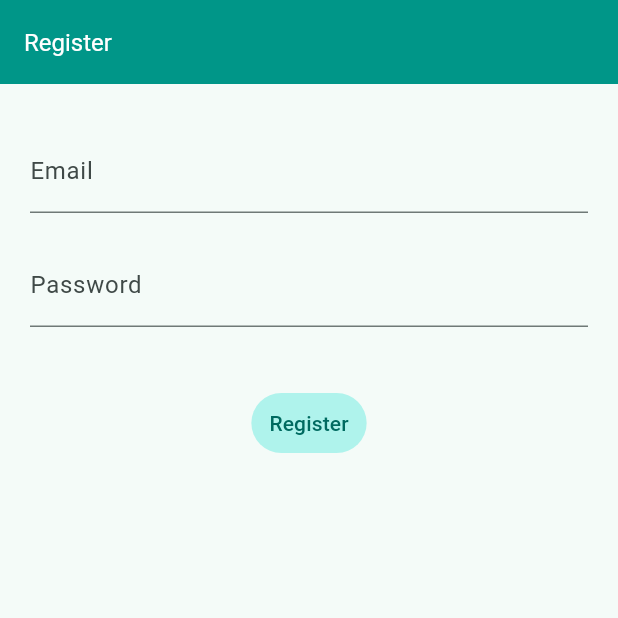
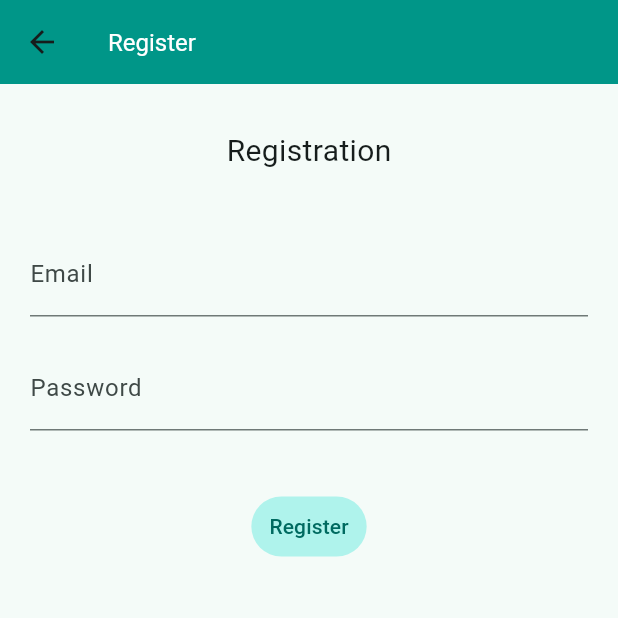
Before and after one commit to marellz/mynotes, a Flutter app: the RegisterView screen opened directly, after a tap on "Register", on a phone screen of 412 x 824 dp, the top half of it. Run offline on Flutter 3.47's test engine with Material 3 defaults, Android fonts, the phone set to English and light mode, and no system bars; our stand-ins replace firebase_auth, firebase_core; accounts and stored records are empty; network calls fail.

Commit message:
login & registerr views

```diff
--- a/lib/main.dart
+++ b/lib/main.dart
@@ -1,9 +1,6 @@
 // ignore_for_file: avoid_print
-
-import 'package:firebase_core/firebase_core.dart';
 import 'package:flutter/material.dart';
-import 'package:firebase_auth/firebase_auth.dart';
-import 'firebase_options.dart';
+import 'package:mynotes/views/login_view.dart';
 
 void main() {
   WidgetsFlutterBinding.ensureInitialized();
@@ -13,120 +10,6 @@ void main() {
       colorScheme: ColorScheme.fromSeed(seedColor: Colors.teal),
       useMaterial3: true,
     ),
-    home: const RegisterView(),
+    home: const LoginView(),
   ));
 }
-
-class RegisterView extends StatefulWidget {
-  const RegisterView({super.key});
-
-  @override
-  State<RegisterView> createState() => _RegisterViewState();
-}
-
-
-class _RegisterViewState extends State<RegisterView> {
-  late final TextEditingController _email;
-  late final TextEditingController _password;
-
-  @override
-  void initState() {
-    _email = TextEditingController();
-    _password = TextEditingController();
-
-    super.initState();
-  }
-
-  @override
-  void dispose() {
-    _email.dispose();
-    _password.dispose();
-
-    super.dispose();
-  }
-
-  @override
-  Widget build(BuildContext context) {
-    return Scaffold(
-      appBar: AppBar(
-          backgroundColor: Colors.teal,
-          title: const Text('Register',
-              style: TextStyle(color: Colors.white, fontSize: 16))),
-      body: FutureBuilder(
-        future: Firebase.initializeApp(
-            options: DefaultFirebaseOptions.currentPlatform),
-        builder: (context, snapshot) {
-          switch(snapshot.connectionState) {
-            case ConnectionState.done:
-              return Container(
-                margin: const EdgeInsets.only(top: 10),
-                padding: const EdgeInsets.all(20),
-                child: Column(
-                  children: [
-                    TextField(
-                      controller: _email,
-                      keyboardType: TextInputType.emailAddress,
-                      decoration: const InputDecoration(
-                          hintText: 'Enter email', label: Text('Email')),
-                    ),
-                    const SizedBox(height: 20),
-                    TextField(
-                      controller: _password,
-                      decoration: const InputDecoration(
-                          hintText: 'Enter password', label: Text('Password')),
-                      obscureText: true,
-                      autocorrect: false,
-                    ),
-                    const SizedBox(
-                      height: 40,
-                    ),
-                    TextButton(
-                        onPressed: () async {
-                          final String email = _email.text;
-                          final String password = _password.text;
-
-                          print({email, password});
-
-                          try {
-                            final UserCredential userCredential =
-                                await FirebaseAuth
-                                    .instance
-                                    .createUserWithEmailAndPassword(
-                                        email: email, password: password);
-
-                            print(userCredential);
-                          } on FirebaseAuthException catch (e) {
-                            if (e.code == 'weak-password') {
-                              print('The password provided is too weak.');
-                            } else if (e.code == 'email-already-in-use') {
-                              print(
-                                  'The account already exists for that email.');
-                            }
-                          } catch (e) {
-                            print('Problem found');
-                            print(e);
-                          }
-                        },
-                        style: const ButtonStyle(
-                            backgroundColor: WidgetStatePropertyAll(
-                                Color.fromARGB(255, 175, 243, 236))
-                            // backgroundColor: WidgetStatePropertyAll(Colors.teal),
-                            // textStyle:
-                            //     WidgetStatePropertyAll(TextStyle(color: Colors.white))
-                            ),
-                        //
-                        child: const Text('Register')),
-                  ],
-                ),
-              );
-
-              default:
-                return const Text('Loading');
-          }
-
-
-        },
-      ),
-    );
-  }
-}
--- /dev/null
+++ b/lib/views/register_view.dart
@@ -0,0 +1,118 @@
+// ignore_for_file: avoid_print
+
+import 'package:firebase_auth/firebase_auth.dart';
+import 'package:firebase_core/firebase_core.dart';
+import 'package:flutter/material.dart';
+import 'package:mynotes/firebase_options.dart';
+
+class RegisterView extends StatefulWidget {
+  const RegisterView({super.key});
+
+  @override
+  State<RegisterView> createState() => _RegisterViewState();
+}
+
+class _RegisterViewState extends State<RegisterView> {
+  late final TextEditingController _email;
+  late final TextEditingController _password;
+
+  @override
+  void initState() {
+    _email = TextEditingController();
+    _password = TextEditingController();
+
+    super.initState();
+  }
+
+  @override
+  void dispose() {
+    _email.dispose();
+    _password.dispose();
+
+    super.dispose();
+  }
+
+  @override
+  Widget build(BuildContext context) {
+    return Scaffold(
+      appBar: AppBar(
+          backgroundColor: Colors.teal,
+          title: const Text('Register',
+              style: TextStyle(color: Colors.white, fontSize: 16))),
+      body: FutureBuilder(
+        future: Firebase.initializeApp(
+            options: DefaultFirebaseOptions.currentPlatform),
+        builder: (context, snapshot) {
+          switch (snapshot.connectionState) {
+            case ConnectionState.done:
+              return Container(
+                margin: const EdgeInsets.only(top: 10),
+                padding: const EdgeInsets.all(20),
+                child: Column(
+                  children: [
+                    const Text('Registration', style: TextStyle(fontSize: 20)),
+                    const SizedBox(
+                      height: 40,
+                    ),
+                    TextField(
+                      controller: _email,
+                      keyboardType: TextInputType.emailAddress,
+                      decoration: const InputDecoration(
+                          hintText: 'Enter email', label: Text('Email')),
+                    ),
+                    const SizedBox(height: 20),
+                    TextField(
+                      controller: _password,
+                      decoration: const InputDecoration(
+                          hintText: 'Enter password', label: Text('Password')),
+                      obscureText: true,
+                      autocorrect: false,
+                    ),
+                    const SizedBox(
+                      height: 40,
+                    ),
+                    TextButton(
+                        onPressed: () async {
+                          final String email = _email.text;
+                          final String password = _password.text;
+
+                          print({email, password});
+
+                          try {
+                            final UserCredential userCredential =
+                                await FirebaseAuth
+                                    .instance
+                                    .createUserWithEmailAndPassword(
+                                        email: email, password: password);
+
+                            print(userCredential);
+                          } on FirebaseAuthException catch (e) {
+                            if (e.code == 'weak-password') {
+                              print('The password provided is too weak.');
+                            } else if (e.code == 'email-already-in-use') {
+                              print(
+                                  'The account already exists for that email.');
+                            } else if (e.code == 'invalid-email') {
+                              print('The email provided is invalid.');
+                            }
+                          } catch (e) {
+                            print(e);
+                          }
+                        },
+                        style: const ButtonStyle(
+                            backgroundColor: WidgetStatePropertyAll(
+                                Color.fromARGB(255, 175, 243, 236))),
+                        //
+                        child: const Text('Register')),
+                  ],
+                ),
+              );
+
+            default:
+              return const Text('Loading');
+          }
+        },
+      ),
+    );
+  }
+}
```
Also changed, not shown: lib/views/login_view.dart (added, +117 -0 lines).
